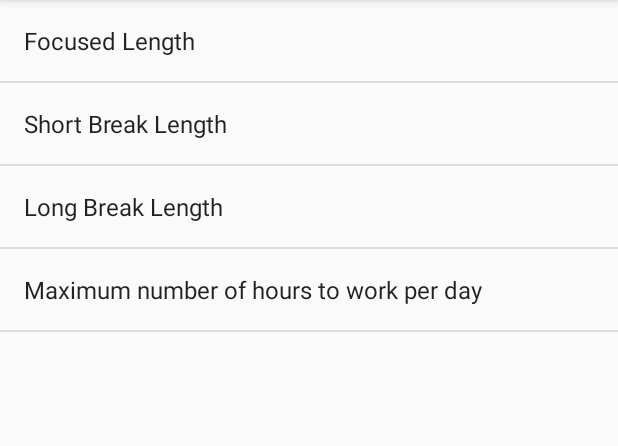
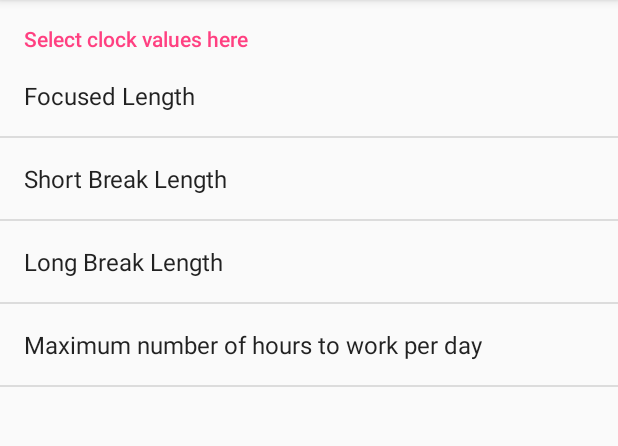
Before and after one commit to Raviteja-Neela/Android-PomodoroTaskApp, an Android app: the SettingsActivity screen opened directly, with no data from a screen before it, on a phone screen of 412 x 824 dp, the part 84-530 px from its top. Run offline under Robolectric (Android 15) with nearby library versions, the phone set to English and light mode, and no system bars.

Commit message:
First Commit

```diff
--- a/app/build.gradle
+++ b/app/build.gradle
@@ -1,11 +1,11 @@
 apply plugin: 'com.android.application'
 
 android {
-    compileSdkVersion 26
+    compileSdkVersion 27
     defaultConfig {
         applicationId "com.example.ravit.pomodorotaskapp"
         minSdkVersion 23
-        targetSdkVersion 26
+        targetSdkVersion 27
         versionCode 1
         versionName "1.0"
         testInstrumentationRunner "android.support.test.runner.AndroidJUnitRunner"
@@ -20,7 +20,7 @@ android {
 
 dependencies {
     implementation fileTree(dir: 'libs', include: ['*.jar'])
-    implementation 'com.android.support:appcompat-v7:26.1.0'
+    implementation 'com.android.support:appcompat-v7:27.1.1'
     implementation 'com.android.support.constraint:constraint-layout:1.1.0'
     testImplementation 'junit:junit:4.12'
     androidTestImplementation 'com.android.support.test:runner:1.0.2'
--- a/app/src/main/res/layout-sw600dp/activity_main.xml
+++ b/app/src/main/res/layout-sw600dp/activity_main.xml
@@ -60,7 +60,7 @@
             android:layout_gravity="left"
             android:text="00:00"
             android:layout_marginLeft="125dp"
-            android:textSize="15dp"
+            android:textSize="20dp"
 
             />
 
@@ -71,7 +71,7 @@
             android:layout_gravity="center"
             android:text="00:00"
             android:layout_marginLeft="35dp"
-            android:textSize="15dp"
+            android:textSize="20dp"
             />
 
         <TextView
@@ -81,7 +81,7 @@
             android:layout_gravity="right"
             android:layout_marginLeft="35dp"
             android:text="00:00"
-            android:textSize="15dp"
+            android:textSize="20dp"
             />
 
     </LinearLayout>
--- a/app/src/main/res/layout-sw600dp/activity_settings.xml
+++ b/app/src/main/res/layout-sw600dp/activity_settings.xml
@@ -16,7 +16,7 @@
             android:layout_width="match_parent"
             android:layout_height="wrap_content"
             android:text="Focused Time Length"
-            android:textSize="20dp"
+            android:textSize="50dp"
             android:textColor="#000000"/>
 
         <Spinner
@@ -38,7 +38,7 @@
         android:layout_width="match_parent"
         android:layout_height="wrap_content"
         android:text="Short Break Length"
-        android:textSize="20dp"
+        android:textSize="50dp"
         android:textColor="#000000"/>
 
         <Spinner
@@ -59,7 +59,7 @@
             android:layout_width="match_parent"
             android:layout_height="wrap_content"
             android:text="Long Break Length"
-            android:textSize="20dp"
+            android:textSize="50dp"
             android:textColor="#000000"/>
 
         <Spinner
--- a/app/src/main/res/layout/activity_home.xml
+++ b/app/src/main/res/layout/activity_home.xml
@@ -55,7 +55,7 @@
         android:layout_marginLeft="35dp"
         android:layout_marginRight="35dp"
         android:background="@drawable/round"
-        android:text="Goals"
+        android:text="Today's Tasks"
         android:textColor="#bababa"
         android:textSize="20dp" />
 
--- a/app/src/main/res/xml/preference.xml
+++ b/app/src/main/res/xml/preference.xml
@@ -1,32 +1,36 @@
 <PreferenceScreen xmlns:android="http://schemas.android.com/apk/res/android">
+
+    <PreferenceCategory
+        android:title="Select clock values here"
+        textColor="#000"
+        textSize="40dp"
+        >
+        <ListPreference
+            android:entries="@array/focused_entries"
+            android:entryValues="@array/focused_values"
+            android:key="PREF_FOCUS"
+            android:title="Focused Length" />
+
+        <ListPreference
+            android:entries="@array/sbreak_entries"
+            android:entryValues="@array/sbreak_values"
+            android:key="PREF_SBREAK"
+            android:title="Short Break Length" />
 
 
         <ListPreference
-            android:key="PREF_FOCUS"
-            android:title="Focused Length"
-            android:entries="@array/focused_entries"
-            android:entryValues="@array/focused_values" />
-
-        <ListPreference
-            android:key="PREF_SBREAK"
-            android:title="Short Break Length"
-            android:entries="@array/sbreak_entries"
-            android:entryValues="@array/sbreak_values" />
+            android:entries="@array/lbreak_entries"
+            android:entryValues="@array/lbreak_values"
+            android:key="PREF_LBREAK"
+            android:title="Long Break Length" />
 
 
         <ListPreference
-            android:key="PREF_LBREAK"
-            android:title="Long Break Length"
-            android:entries="@array/lbreak_entries"
-            android:entryValues="@array/lbreak_values" />
-
-
-        <ListPreference
+            android:entries="@array/block_entries"
+            android:entryValues="@array/block_values"
             android:key="PREF_BLOCK"
             android:title="Maximum number of hours to work per day"
-            android:entries="@array/block_entries"
-            android:entryValues="@array/block_values"
 
             />
-
+    </PreferenceCategory>
 </PreferenceScreen>
```
Also changed, not shown: app/src/main/AndroidManifest.xml (+19 -11 lines), app/src/main/java/com/example/ravit/pomodorotaskapp/MainActivity.java (+18 -15 lines), app/src/main/res/drawable/pomodoro.jpg (added).
